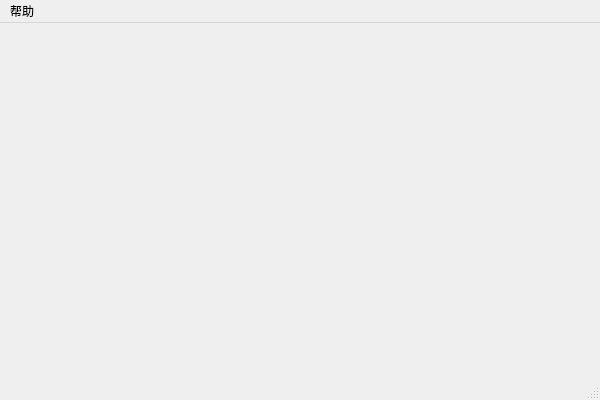
Old version of the form QtCanPlatform.ui in the repository BiggerBinBin/QtCanPlatform.
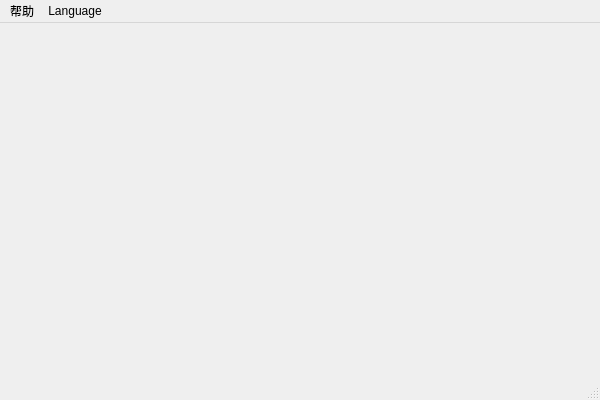
New version of the form.

What changed in the file:
```diff
--- a/QtCanPlatform.ui
+++ b/QtCanPlatform.ui
@@ -33,7 +33,15 @@
     <addaction name="action_History"/>
     <addaction name="action_About"/>
    </widget>
+   <widget class="QMenu" name="menuLanguage">
+    <property name="title">
+     <string>Language</string>
+    </property>
+    <addaction name="actionChinese"/>
+    <addaction name="actionEnglish"/>
+   </widget>
    <addaction name="menu"/>
+   <addaction name="menuLanguage"/>
   </widget>
   <widget class="QStatusBar" name="statusBar"/>
   <action name="action_History">
```
Left out of the diff: 12 changed lines with no effect on the pictures.
